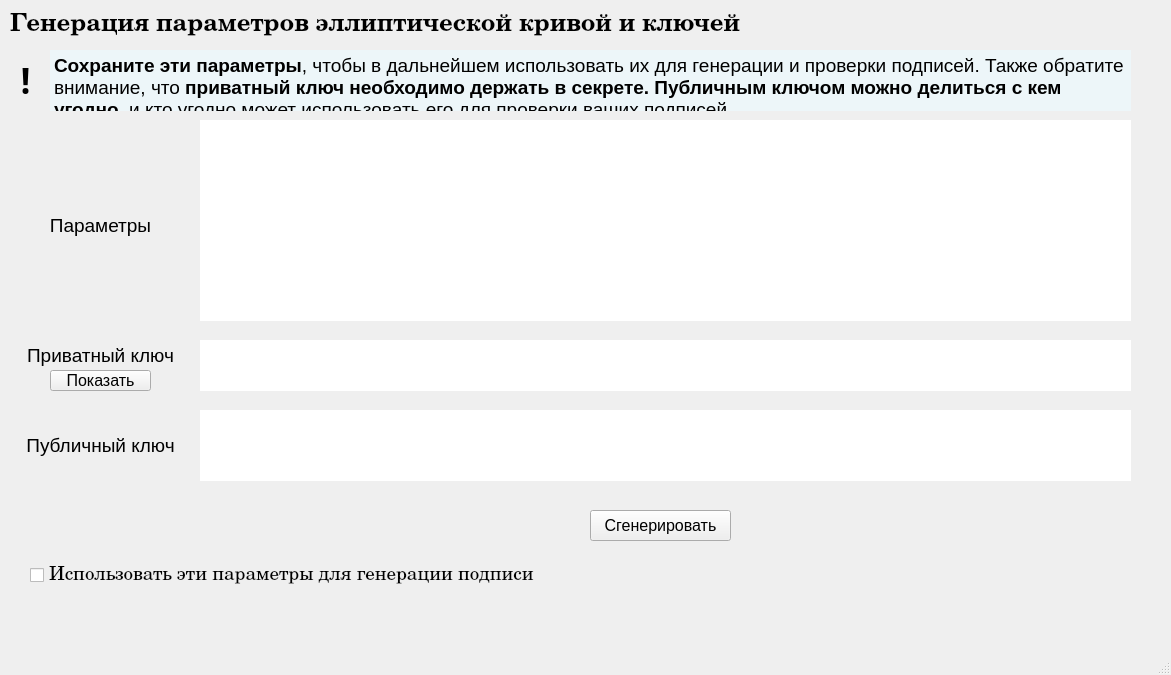
Qt form GenParamsWindow.ui (ilya-permyakov/ModifiedEcdsa) before a commit.
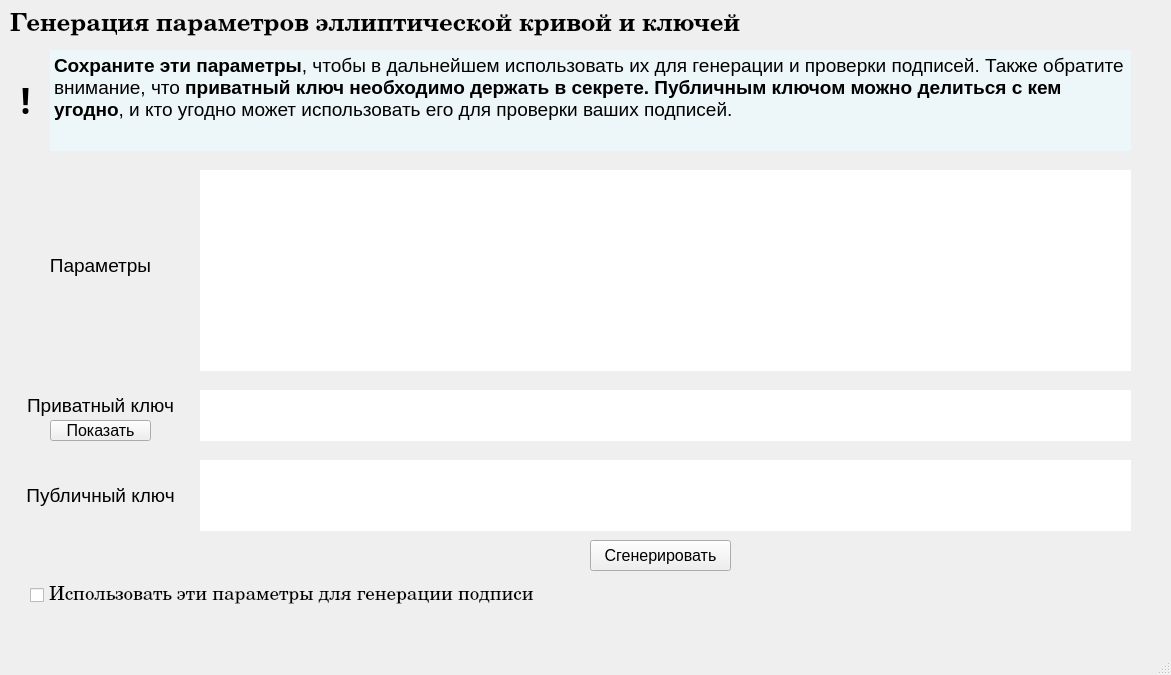
The same form after that commit.

Commit message: доделал приложение, теперь для каждого этапа открывается окно и можно подписывать файлы

The edit to the form file:
```diff
--- a/GenParamsWindow.ui
+++ b/GenParamsWindow.ui
@@ -51,7 +51,7 @@
     <property name="geometry">
      <rect>
       <x>200</x>
-      <y>120</y>
+      <y>170</y>
       <width>931</width>
       <height>201</height>
      </rect>
@@ -79,7 +79,7 @@
     <property name="geometry">
      <rect>
       <x>0</x>
-      <y>210</y>
+      <y>250</y>
       <width>201</width>
       <height>31</height>
      </rect>
@@ -100,7 +100,7 @@
     <property name="geometry">
      <rect>
       <x>590</x>
-      <y>510</y>
+      <y>540</y>
       <width>141</width>
       <height>31</height>
      </rect>
@@ -123,7 +123,7 @@
       <x>0</x>
       <y>50</y>
       <width>51</width>
-      <height>61</height>
+      <height>101</height>
      </rect>
     </property>
     <property name="font">
@@ -147,12 +147,12 @@
       <x>50</x>
       <y>50</y>
       <width>1081</width>
-      <height>61</height>
+      <height>101</height>
      </rect>
     </property>
     <property name="font">
      <font>
-      <pointsize>9</pointsize>
+      <pointsize>8</pointsize>
      </font>
     </property>
     <property name="layoutDirection">
@@ -181,7 +181,7 @@
      <string>&lt;!DOCTYPE HTML PUBLIC &quot;-//W3C//DTD HTML 4.0//EN&quot; &quot;http://www.w3.org/TR/REC-html40/strict.dtd&quot;&gt;
 &lt;html&gt;&lt;head&gt;&lt;meta name=&quot;qrichtext&quot; content=&quot;1&quot; /&gt;&lt;style type=&quot;text/css&quot;&gt;
 p, li { white-space: pre-wrap; }
-&lt;/style&gt;&lt;/head&gt;&lt;body style=&quot; font-family:'MS Shell Dlg 2'; font-size:9pt; font-weight:400; font-style:normal;&quot;&gt;
+&lt;/style&gt;&lt;/head&gt;&lt;body style=&quot; font-family:'MS Shell Dlg 2'; font-size:8pt; font-weight:400; font-style:normal;&quot;&gt;
 &lt;p style=&quot; margin-top:0px; margin-bottom:0px; margin-left:0px; margin-right:0px; -qt-block-indent:0; text-indent:0px;&quot;&gt;&lt;span style=&quot; font-family:'Inter'; font-size:14pt; font-weight:600; color:#000000;&quot;&gt;Сохраните эти параметры&lt;/span&gt;&lt;span style=&quot; font-family:'Inter'; font-size:14pt; color:#000000;&quot;&gt;, чтобы в дальнейшем использовать их для генерации и проверки подписей. Также обратите внимание, что &lt;/span&gt;&lt;span style=&quot; font-family:'Inter'; font-size:14pt; font-weight:600; color:#000000;&quot;&gt;приватный ключ необходимо держать в секрете. Публичным ключом можно делиться с кем угодно&lt;/span&gt;&lt;span style=&quot; font-family:'Inter'; font-size:14pt; color:#000000;&quot;&gt;, и кто угодно может использовать его для проверки ваших подписей.&lt;/span&gt;&lt;/p&gt;&lt;/body&gt;&lt;/html&gt;</string>
     </property>
     <property name="overwriteMode">
@@ -192,7 +192,7 @@
     <property name="geometry">
      <rect>
       <x>200</x>
-      <y>340</y>
+      <y>390</y>
       <width>931</width>
       <height>51</height>
      </rect>
@@ -228,7 +228,7 @@
     <property name="geometry">
      <rect>
       <x>0</x>
-      <y>340</y>
+      <y>390</y>
       <width>201</width>
       <height>31</height>
      </rect>
@@ -249,7 +249,7 @@
     <property name="geometry">
      <rect>
       <x>50</x>
-      <y>370</y>
+      <y>420</y>
       <width>101</width>
       <height>21</height>
      </rect>
@@ -267,7 +267,7 @@
     <property name="geometry">
      <rect>
       <x>200</x>
-      <y>410</y>
+      <y>460</y>
       <width>931</width>
       <height>71</height>
      </rect>
@@ -288,7 +288,7 @@
     <property name="geometry">
      <rect>
       <x>0</x>
-      <y>430</y>
+      <y>480</y>
       <width>201</width>
       <height>31</height>
      </rect>
@@ -309,7 +309,7 @@
     <property name="geometry">
      <rect>
       <x>30</x>
-      <y>550</y>
+      <y>570</y>
       <width>851</width>
       <height>51</height>
      </rect>
```
The commit also changes 3 other files.
